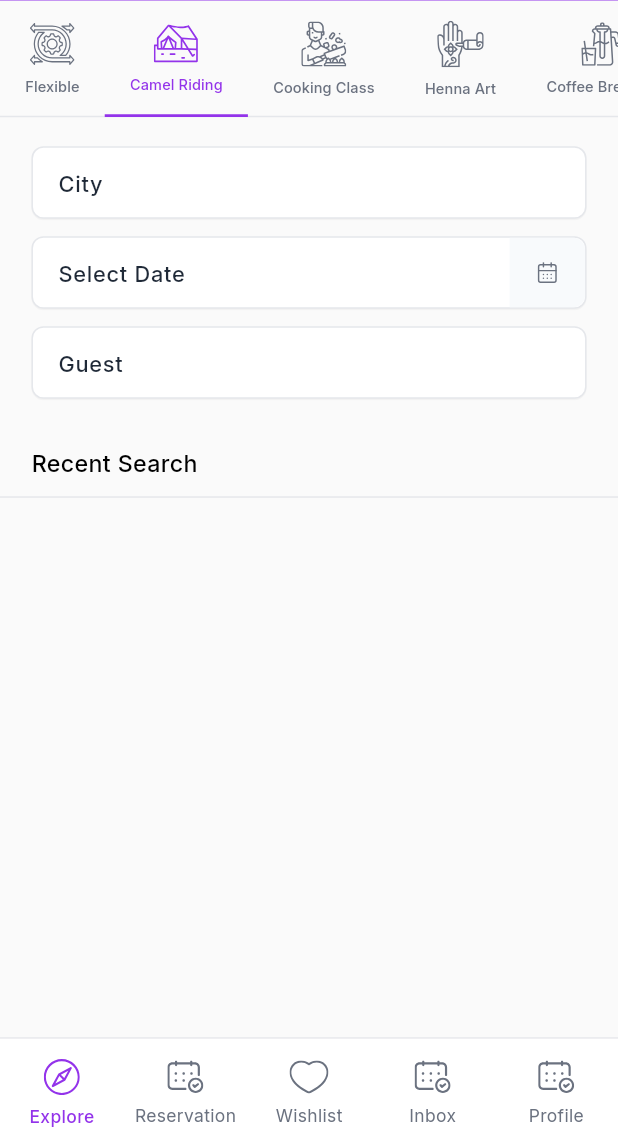
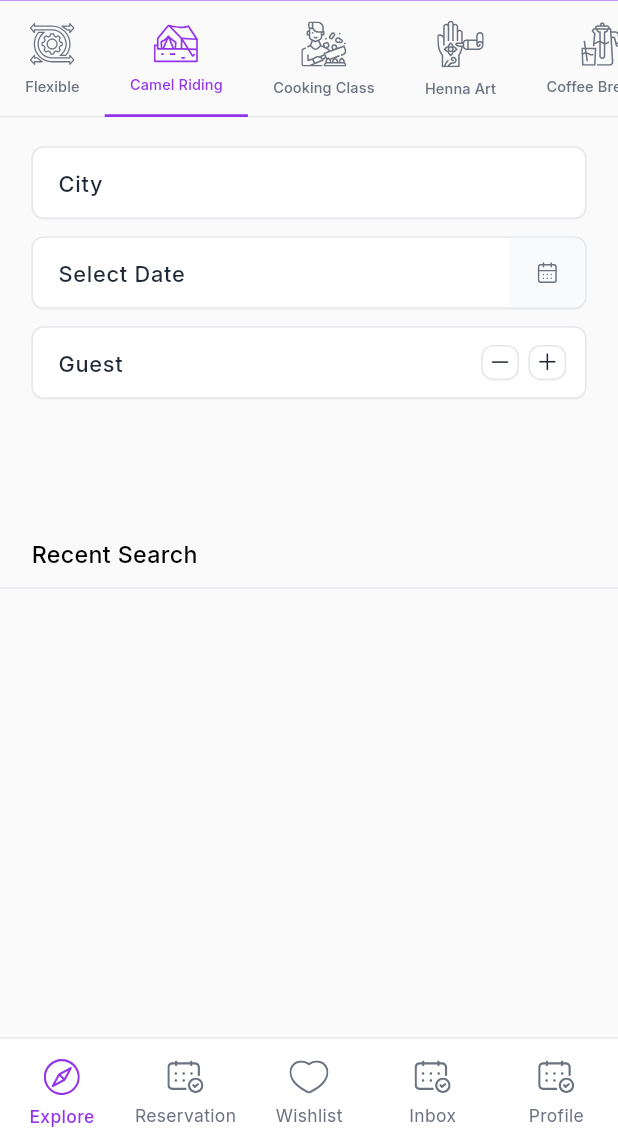
Before and after one commit to Hamdym12/flutter_technical_task, a Flutter app: the screen it shows after launch, tab 2 chosen, on a phone screen of 412 x 824 dp, the part 98-1236 px from its top. Run offline on Flutter 3.47's test engine with Material 3 defaults, Android fonts, the phone set to English and light mode, and no system bars; our stand-ins replace auto_route, bloc, easy_localization, equatable, flutter_animate, flutter_bloc and 8 more; missing offline and left inert: drop_down_list.

Commit message:
add guest dropdown

```diff
--- a/lib/core/constants/app_insets.dart
+++ b/lib/core/constants/app_insets.dart
@@ -5,7 +5,7 @@ abstract class AppInsets {
   static EdgeInsetsDirectional pageHorizontal20 = EdgeInsetsDirectional.symmetric(
     horizontal: 20.w,
   );
-  static EdgeInsetsDirectional listItemInnerPadding =
+  static EdgeInsetsDirectional listItemInnerPadding16H16V =
       EdgeInsetsDirectional.symmetric(horizontal: 16.w, vertical: 16.h);
 
   static EdgeInsetsDirectional buttonInnerPadding =
@@ -18,4 +18,12 @@ abstract class AppInsets {
   static EdgeInsetsDirectional basicFormInput14H16W =
       EdgeInsetsDirectional.symmetric(horizontal: 16.w, vertical: 14.h);
 
+  static EdgeInsetsDirectional basicFormInput12H =
+      EdgeInsetsDirectional.symmetric(horizontal: 12.w);
+
+  static EdgeInsetsDirectional componentH20V20 = EdgeInsetsDirectional.symmetric(
+    horizontal: 20.w,
+    vertical: 20.h,
+  );
+
 }
--- a/lib/core/theming/app_text_styles.dart
+++ b/lib/core/theming/app_text_styles.dart
@@ -51,7 +51,7 @@ abstract class AppTextStyles{
       color: AppColors.gray700
   );
 
-  static const boldLG = TextStyle(
+  static const font18Black700 = TextStyle(
       fontSize: 18,
       fontWeight: FontWeight.w700,
       color: AppColors.textBlack
@@ -81,7 +81,7 @@ abstract class AppTextStyles{
     color: AppColors.basicInputExtraGray,
   );
 
-  static const mediumLgFont18DeepGray500 = TextStyle(
+  static const font18DeepGray500 = TextStyle(
     fontSize: 18,
     fontWeight: FontWeight.w500,
     color: AppColors.titleDeepGray,
--- a/lib/core/widgets/calender_date_range_picker.dart
+++ b/lib/core/widgets/calender_date_range_picker.dart
@@ -44,7 +44,7 @@ class _CalenderDateRangePickerState extends State<CalenderDateRangePicker> {
   @override
   Widget build(BuildContext context) {
     return Padding(
-      padding: AppInsets.listItemInnerPadding.copyWith(top: 0),
+      padding: AppInsets.listItemInnerPadding16H16V.copyWith(top: 0),
       child: SfDateRangePicker(
         onSelectionChanged: _onSelectionChanged,
         todayHighlightColor: AppColors.primaryPurple600,
@@ -54,7 +54,7 @@ class _CalenderDateRangePickerState extends State<CalenderDateRangePicker> {
         minDate: DateTime.now(),
         headerHeight: 60.h,
         headerStyle: const DateRangePickerHeaderStyle(
-          textStyle: AppTextStyles.mediumLgFont18DeepGray500,
+          textStyle: AppTextStyles.font18DeepGray500,
           backgroundColor: AppColors.white,
            textAlign: TextAlign.center,
         ),
--- a/lib/core/widgets/price_per_person_widget.dart
+++ b/lib/core/widgets/price_per_person_widget.dart
@@ -23,7 +23,7 @@ class PricePerPersonWidget extends StatelessWidget {
                   "\$${price?.toStringAsFixed(2) ?? '69.99'}",
                   overflow: TextOverflow.ellipsis,
                   maxLines: 1,
-                  style: AppTextStyles.boldLG.copyWith(fontSize: 18.sp),
+                  style: AppTextStyles.font18Black700.copyWith(fontSize: 18.sp),
                 ),
               ),
             ),
--- a/lib/features/explore/presentation/bloc/book_reservation_cubit/book_reservation_cubit.dart
+++ b/lib/features/explore/presentation/bloc/book_reservation_cubit/book_reservation_cubit.dart
@@ -20,4 +20,8 @@ class BookReservationCubit extends Cubit<BookReservationState> {
   void toggleDataPicker() {
     emit(state.copyWith(isDatePickerOpen: !state.isDatePickerOpen));
   }
+
+  void toggleGuestPicker() {
+    emit(state.copyWith(isGuestPickerOpen: !state.isGuestPickerOpen));
+  }
 }
--- a/lib/features/explore/presentation/bloc/book_reservation_cubit/book_reservation_state.dart
+++ b/lib/features/explore/presentation/bloc/book_reservation_cubit/book_reservation_state.dart
@@ -5,24 +5,27 @@ class BookReservationState extends Equatable{
   final String? selectedCity;
   final String? selectedDateRange;
   final bool isDatePickerOpen;
-  const BookReservationState({this.selectedCity, this.selectedDateRange,this.isDatePickerOpen=false});
+  final bool isGuestPickerOpen;
+  const BookReservationState({this.selectedCity, this.selectedDateRange,this.isDatePickerOpen=false,this.isGuestPickerOpen=false});
   @override
-  List<Object?> get props => [selectedCity, selectedDateRange,isDatePickerOpen];
+  List<Object?> get props => [selectedCity, selectedDateRange,isDatePickerOpen,isGuestPickerOpen];
 
   BookReservationState copyWith({
     String? selectedCity,
     String? selectedDateRange,
     bool? isDatePickerOpen,
+    bool? isGuestPickerOpen,
   }) {
     return BookReservationState(
       selectedCity: selectedCity ?? this.selectedCity,
       selectedDateRange: selectedDateRange ?? this.selectedDateRange,
       isDatePickerOpen: isDatePickerOpen ?? this.isDatePickerOpen,
+      isGuestPickerOpen: isGuestPickerOpen ?? this.isGuestPickerOpen,
     );
   }
 
 }
 
 class BookReservationInitial extends BookReservationState {
-  const BookReservationInitial({super.selectedCity, super.selectedDateRange,super.isDatePickerOpen});
+  const BookReservationInitial({super.selectedCity, super.selectedDateRange,super.isDatePickerOpen,super.isGuestPickerOpen});
 }
--- a/lib/features/explore/presentation/widgets/book_reservation_view.dart
+++ b/lib/features/explore/presentation/widgets/book_reservation_view.dart
@@ -1,5 +1,7 @@
 import 'package:easy_localization/easy_localization.dart';
+import 'package:flutter/cupertino.dart';
 import 'package:flutter/material.dart';
+import 'package:flutter/services.dart';
 import 'package:flutter_bloc/flutter_bloc.dart';
 import 'package:flutter_screenutil/flutter_screenutil.dart';
 import 'package:flutter_svg/svg.dart';
@@ -91,7 +93,89 @@ class BookReservationView extends StatelessWidget {
                             ),
                           ],
                         ),
-                        BasicFormWidget(title: LocaleKeys.guest.tr()),
+                        Column(
+                          spacing: state.isGuestPickerOpen ? 4.h : 0.h,
+                          children: [
+                            BasicFormWidget(
+                                title: LocaleKeys.guest.tr(),
+                              onTap: (){
+                                context.read<BookReservationCubit>().toggleGuestPicker();
+                              },
+                              suffix: Padding(
+                                padding: AppInsets.basicFormInput12H,
+                                child: Row(
+                                  spacing: 6.w,
+                                  children: [
+                                    for(int i=0;i<2;i++)
+                                    GestureDetector(
+                                      onTap: (){
+                                        HapticFeedback.lightImpact();
+                                      },
+                                      child: Container(
+                                        height: 24.h,
+                                        width: 24.w,
+                                        decoration: BoxDecoration(
+                                          color: AppColors.white,
+                                          borderRadius: BorderRadius.circular(AppRadius.basicFormInput8),
+                                          border: Border.all(color: AppColors.borderLightGrey),
+                                          boxShadow: AppShadows.dropShadowSm
+                                        ),
+                                        child: Center(
+                                          child: Icon(
+                                            i==0 ? CupertinoIcons.minus :
+                                            CupertinoIcons.add,
+                                            color: AppColors.titleDeepGray,
+                                            size: 16,
+                                          ),
+                                        ),
+                                      ),
+                                    )
+                                  ],
+                                ),
+                              ),
+                            ),
+                            AnimatedSize(
+                              duration: const Duration(milliseconds: 600),
+                              curve: Curves.fastEaseInToSlowEaseOut,
+                              alignment: Alignment.topCenter,
+                              clipBehavior: Clip.antiAlias,
+                              child: ClipRRect(
+                                borderRadius: BorderRadius.circular(AppRadius.overLayDropDown12),
+                                child: AnimatedOpacity(
+                                  duration: const Duration(milliseconds: 300),
+                                  opacity: state.isGuestPickerOpen ? 1 : 0,
+                                  curve: Curves.easeIn,
+                                  child: Container(
+                                    padding: AppInsets.componentH20V20,
+                                    width: double.infinity,
+                                    decoration: BoxDecoration(
+                                      color: AppColors.white,
+                                      borderRadius: BorderRadius.circular(
+                                          AppRadius.overLayDropDown12
+                                      ),
+                                      boxShadow:
+                                      state.isGuestPickerOpen ? AppShadows.dropShadowX : [],
+                                      border: state.isGuestPickerOpen
+                                          ? Border.all(color: AppColors.borderLightGrey)
+                                          : null,
+                                    ),
+                                    child: Column(
+                                      crossAxisAlignment: CrossAxisAlignment.start,
+                                      children: [
+                                        Text(
+                                          "Add Guest",
+                                          style: AppTextStyles.font18DeepGray500.copyWith(
+                                            fontSize: 16.sp,
+                                          ),
+                                        ),
+                                      ],
+                                    ),
+                                  ),
+                                ),
+                              ),
+                            )
+                          ],
+                        ),
                         SizedBox(height: 9.h),
                         Text(
                           'Recent Search',
--- a/lib/features/explore/presentation/widgets/explore_list_item.dart
+++ b/lib/features/explore/presentation/widgets/explore_list_item.dart
@@ -45,7 +45,7 @@ class ExploreListItem extends StatelessWidget {
                 fit: BoxFit.fill,
               ),
               Padding(
-                padding: AppInsets.listItemInnerPadding,
+                padding: AppInsets.listItemInnerPadding16H16V,
                 child: Column(
                   crossAxisAlignment: CrossAxisAlignment.start,
                   children: [
@@ -100,7 +100,7 @@ class ExploreListItem extends StatelessWidget {
           ),
         ),
         Padding(
-          padding: AppInsets.listItemInnerPadding,
+          padding: AppInsets.listItemInnerPadding16H16V,
           child: Row(
             mainAxisAlignment: MainAxisAlignment.spaceBetween,
             children: [
```
